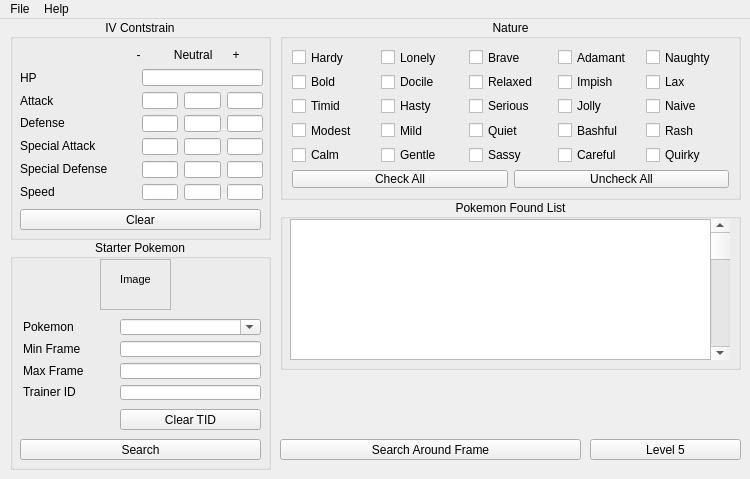
HunarPG/Gen-3-Predictor-PySide6, file ui/mainwindow.ui: the form before one commit.
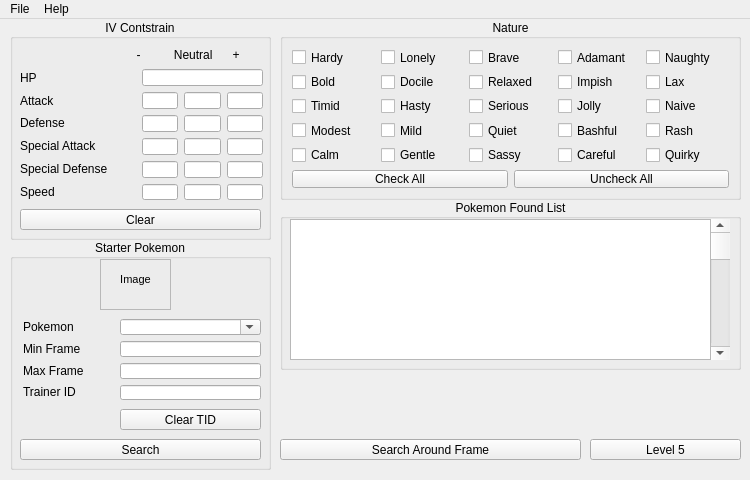
The form after the commit.

Commit message: Set the Window size to be fixed

Diff of the .ui file:
```diff
--- a/ui/mainwindow.ui
+++ b/ui/mainwindow.ui
@@ -7,7 +7,7 @@
     <x>0</x>
     <y>0</y>
     <width>750</width>
-    <height>479</height>
+    <height>480</height>
    </rect>
   </property>
   <property name="windowTitle">
```
The commit also changes 1 other file.
